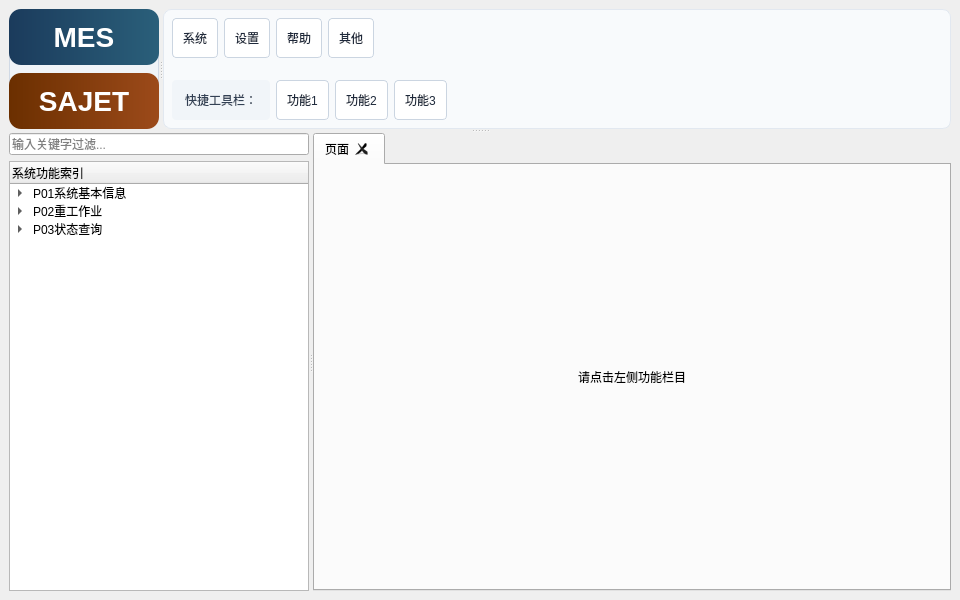
First picture: the form in Sajet/sajetmainwindow.ui, repository Varlike0013/OracleQtMES, before the edit.
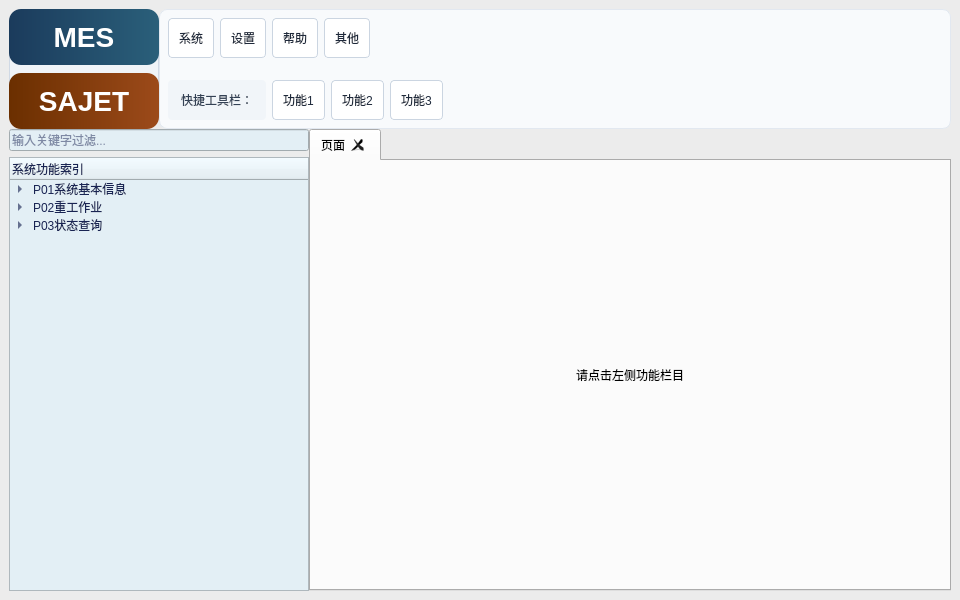
Second picture: the form after the edit.

Diff of the .ui file:
```diff
--- a/Sajet/sajetmainwindow.ui
+++ b/Sajet/sajetmainwindow.ui
@@ -14,16 +14,33 @@
    <string>SAJET MES</string>
   </property>
   <widget class="QWidget" name="centralwidget">
+   <property name="styleSheet">
+    <string notr="true">
+        QWidget#centralwidget {
+            background-color: #ececec;
+        }
+        QLineEdit,QTreeWidget,QHeaderView::section {
+            background-color: #e3eff5;
+            color: #192453;
+        }
+        </string>
+   </property>
    <layout class="QVBoxLayout" name="centralLayout">
     <item>
      <widget class="QSplitter" name="splitter_3">
       <property name="orientation">
        <enum>Qt::Orientation::Vertical</enum>
       </property>
+      <property name="handleWidth">
+       <number>0</number>
+      </property>
       <widget class="QSplitter" name="splitter_2">
        <property name="orientation">
         <enum>Qt::Orientation::Horizontal</enum>
        </property>
+       <property name="handleWidth">
+        <number>0</number>
+       </property>
        <widget class="QWidget" name="widget_3" native="true">
         <property name="minimumSize">
          <size>
@@ -236,9 +253,24 @@
        </widget>
       </widget>
       <widget class="QSplitter" name="splitter">
+       <property name="frameShape">
+        <enum>QFrame::Shape::NoFrame</enum>
+       </property>
+       <property name="frameShadow">
+        <enum>QFrame::Shadow::Plain</enum>
+       </property>
+       <property name="lineWidth">
+        <number>1</number>
+       </property>
+       <property name="midLineWidth">
+        <number>0</number>
+       </property>
        <property name="orientation">
         <enum>Qt::Orientation::Horizontal</enum>
        </property>
+       <property name="handleWidth">
+        <number>0</number>
+       </property>
        <widget class="QWidget" name="widget" native="true">
         <property name="minimumSize">
          <size>
```
Left out of the diff: 8 changed lines with no effect on the pictures.
